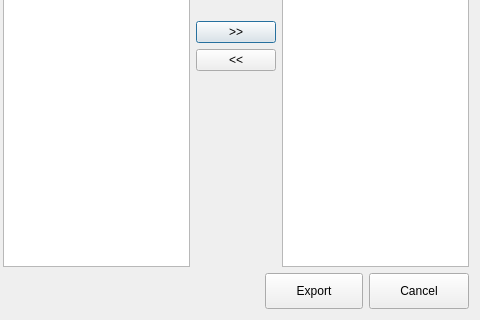
Before: the Qt Designer form src/dataexporter/schemecreator.ui in echmet/CEval, drawn with Qt 5; both pictures show x 225 to 705 and y 186 to 506 of the 705 by 506 pixel window.
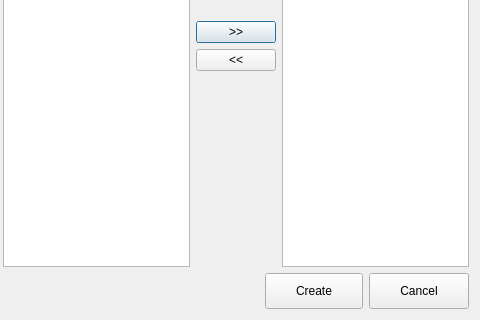
After: the same form once the commit is applied.

Commit message: Ask for the name of the scheme upon creation

What changed in the file:
```diff
--- a/src/dataexporter/schemecreator.ui
+++ b/src/dataexporter/schemecreator.ui
@@ -126,7 +126,7 @@
 </string>
        </property>
        <property name="text">
-        <string>Export</string>
+        <string>Create</string>
        </property>
       </widget>
      </item>
```
Left out of the diff: 2 changed lines with no effect on the pictures. The commit also changes 2 other files.
